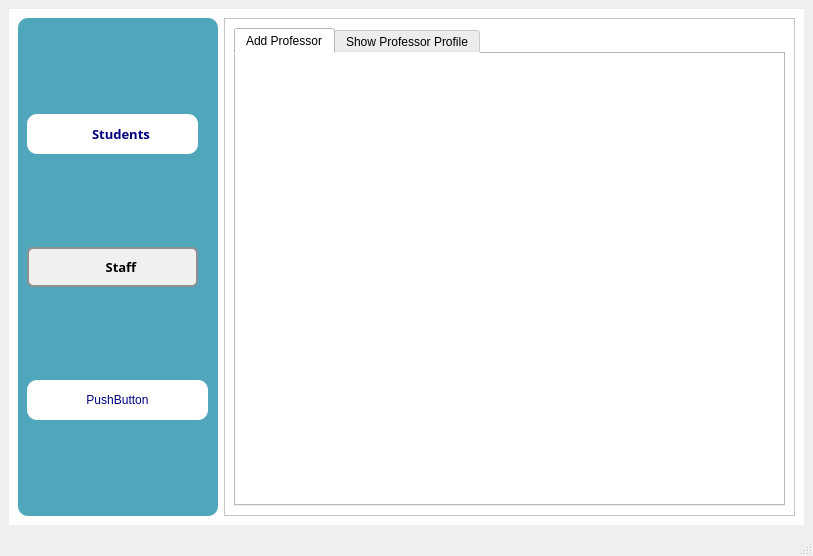
First picture: the form in dashboard.ui, repository MinaWagdy5/Student-Management-System, before the edit.
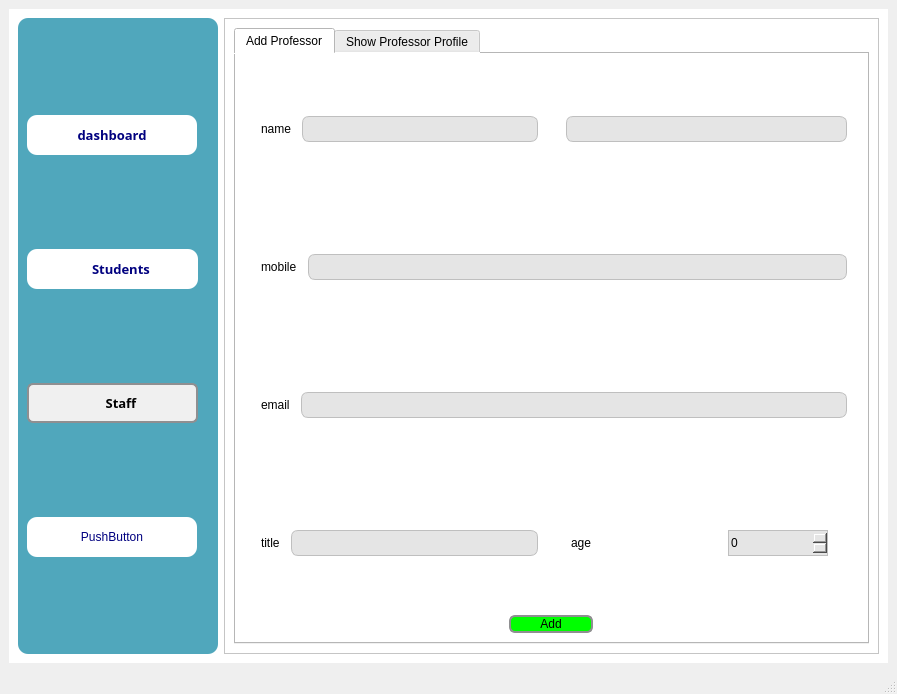
Second picture: the form after the edit. The open tabs and pages were chosen to show the change. Icons and pictures are not drawn.

Commit message: update dashboard infrastructure

The edit to the form file:
```diff
--- a/dashboard.ui
+++ b/dashboard.ui
@@ -6,8 +6,8 @@
    <rect>
     <x>0</x>
     <y>0</y>
-    <width>813</width>
-    <height>556</height>
+    <width>897</width>
+    <height>694</height>
    </rect>
   </property>
   <property name="windowTitle">
@@ -434,6 +434,100 @@
            <enum>QFrame::Raised</enum>
           </property>
           <layout class="QVBoxLayout" name="verticalLayout_5">
+           <item>
+            <widget class="QFrame" name="frame_40">
+             <property name="minimumSize">
+              <size>
+               <width>170</width>
+               <height>40</height>
+              </size>
+             </property>
+             <property name="maximumSize">
+              <size>
+               <width>170</width>
+               <height>40</height>
+              </size>
+             </property>
+             <property name="frameShape">
+              <enum>QFrame::StyledPanel</enum>
+             </property>
+             <property name="frameShadow">
+              <enum>QFrame::Raised</enum>
+             </property>
+             <widget class="QPushButton" name="studentsBtn_4">
+              <property name="geometry">
+               <rect>
+                <x>0</x>
+                <y>0</y>
+                <width>170</width>
+                <height>40</height>
+               </rect>
+              </property>
+              <property name="sizePolicy">
+               <sizepolicy hsizetype="Expanding" vsizetype="Expanding">
+                <horstretch>0</horstretch>
+                <verstretch>0</verstretch>
+               </sizepolicy>
+              </property>
+              <property name="minimumSize">
+               <size>
+                <width>170</width>
+                <height>40</height>
+               </size>
+              </property>
+              <property name="maximumSize">
+               <size>
+                <width>200</width>
+                <height>0</height>
+               </size>
+              </property>
+              <property name="font">
+               <font>
+                <family>Poppins</family>
+                <pointsize>10</pointsize>
+                <weight>75</weight>
+                <bold>true</bold>
+               </font>
+              </property>
+              <property name="cursor">
+               <cursorShape>PointingHandCursor</cursorShape>
+              </property>
+              <property name="styleSheet">
+               <string notr="true">QPushButton {
+	color: rgb(0, 0, 127);
+	border: none;
+	background-color: rgba(255,255,255);
+	border-radius: 10px
+
+}
+QPushButton:hover {
+	border: 1px solid #001f3f; /* Navy blue border on hover */
+    border-radius: 5px; /* Optional: Add border-radius for a rounded look */
+}
+QPushButton:pressed {	
+	background-color: rgba(0,0,0,0);
+}</string>
+              </property>
+              <property name="text">
+               <string>dashboard</string>
+              </property>
+              <property name="icon">
+               <iconset>
+                <normaloff>:/img/student-inactive.png</normaloff>
+                <normalon>:/img/admin.png</normalon>:/img/student-inactive.png</iconset>
+              </property>
+              <property name="iconSize">
+               <size>
+                <width>28</width>
+                <height>28</height>
+               </size>
+              </property>
+              <property name="checkable">
+               <bool>true</bool>
+              </property>
+             </widget>
+            </widget>
+           </item>
            <item>
             <widget class="QFrame" name="studentsFrame_2">
              <property name="sizePolicy">
@@ -672,7 +766,7 @@
                <rect>
                 <x>0</x>
                 <y>0</y>
-                <width>181</width>
+                <width>170</width>
                 <height>40</height>
                </rect>
               </property>
@@ -731,6 +825,252 @@
               <attribute name="title">
                <string>Add Professor</string>
               </attribute>
+              <layout class="QVBoxLayout" name="verticalLayout_17">
+               <item>
+                <layout class="QGridLayout" name="gridLayout_4">
+                 <item row="0" column="3">
+                  <widget class="QFrame" name="frame_25">
+                   <property name="styleSheet">
+                    <string notr="true"> border: 2px solid transparent; /* Set border color to transparent */</string>
+                   </property>
+                   <property name="frameShape">
+                    <enum>QFrame::StyledPanel</enum>
+                   </property>
+                   <property name="frameShadow">
+                    <enum>QFrame::Raised</enum>
+                   </property>
+                   <layout class="QVBoxLayout" name="verticalLayout_13">
+                    <item>
+                     <widget class="QLineEdit" name="lineEdit_14">
+                      <property name="minimumSize">
+                       <size>
+                        <width>0</width>
+                        <height>26</height>
+                       </size>
+                      </property>
+                      <property name="styleSheet">
+                       <string notr="true"> border: 1px solid rgb(191, 191, 191);; /* Set border color to transparent */
+
+background-color: rgb(229, 229, 229);
+ border-radius: 7px;</string>
+                      </property>
+                     </widget>
+                    </item>
+                   </layout>
+                  </widget>
+                 </item>
+                 <item row="1" column="2" colspan="2">
+                  <widget class="QFrame" name="frame_26">
+                   <property name="styleSheet">
+                    <string notr="true"> border: 2px solid transparent; /* Set border color to transparent */</string>
+                   </property>
+                   <property name="frameShape">
+                    <enum>QFrame::StyledPanel</enum>
+                   </property>
+                   <property name="frameShadow">
+                    <enum>QFrame::Raised</enum>
+                   </property>
+                   <layout class="QHBoxLayout" name="horizontalLayout_15">
+                    <item>
+                     <widget class="QLabel" name="label_20">
+                      <property name="text">
+                       <string>mobile</string>
+                      </property>
+                     </widget>
+                    </item>
+                    <item>
+                     <widget class="QLineEdit" name="lineEdit_15">
+                      <property name="minimumSize">
+                       <size>
+                        <width>0</width>
+                        <height>26</height>
+                       </size>
+                      </property>
+                      <property name="styleSheet">
+                       <string notr="true"> border: 1px solid rgb(191, 191, 191);; /* Set border color to transparent */
+
+background-color: rgb(229, 229, 229);
+ border-radius: 7px;</string>
+                      </property>
+                     </widget>
+                    </item>
+                   </layout>
+                  </widget>
+                 </item>
+                 <item row="3" column="2">
+                  <widget class="QFrame" name="frame_27">
+                   <property name="styleSheet">
+                    <string notr="true"> border: 2px solid transparent; /* Set border color to transparent */</string>
+                   </property>
+                   <property name="frameShape">
+                    <enum>QFrame::StyledPanel</enum>
+                   </property>
+                   <property name="frameShadow">
+                    <enum>QFrame::Raised</enum>
+                   </property>
+                   <layout class="QHBoxLayout" name="horizontalLayout_16">
+                    <item>
+                     <widget class="QLabel" name="label_21">
+                      <property name="text">
+                       <string>title</string>
+                      </property>
+                     </widget>
+                    </item>
+                    <item>
+                     <widget class="QLineEdit" name="lineEdit_16">
+                      <property name="minimumSize">
+                       <size>
+                        <width>0</width>
+                        <height>26</height>
+                       </size>
+                      </property>
+                      <property name="styleSheet">
+                       <string notr="true"> border: 1px solid rgb(191, 191, 191);; /* Set border color to transparent */
+
+background-color: rgb(229, 229, 229);
+ border-radius: 7px;</string>
+                      </property>
+                     </widget>
+                    </item>
+                   </layout>
+                  </widget>
+                 </item>
+                 <item row="3" column="3">
+                  <widget class="QFrame" name="frame_28">
+                   <property name="styleSheet">
+                    <string notr="true"> border: 2px solid transparent; /* Set border color to transparent */</string>
+                   </property>
+                   <property name="frameShape">
+                    <enum>QFrame::StyledPanel</enum>
+                   </property>
+                   <property name="frameShadow">
+                    <enum>QFrame::Raised</enum>
+                   </property>
+                   <layout class="QHBoxLayout" name="horizontalLayout_17">
+                    <item>
+                     <widget class="QLabel" name="label_22">
+                      <property name="text">
+                       <string>age</string>
+                      </property>
+                     </widget>
+                    </item>
+                    <item alignment="Qt::AlignHCenter">
+                     <widget class="QSpinBox" name="spinBox_6">
+                      <property name="minimumSize">
+                       <size>
+                        <width>100</width>
+                        <height>26</height>
+                       </size>
+                      </property>
+                      <property name="styleSheet">
+                       <string notr="true"> border: 1px solid rgb(191, 191, 191);; /* Set border color to transparent */
+
+background-color: rgb(229, 229, 229);</string>
+                      </property>
+                     </widget>
+                    </item>
+                   </layout>
+                  </widget>
+                 </item>
+                 <item row="2" column="2" colspan="2">
+                  <widget class="QFrame" name="frame_29">
+                   <property name="styleSheet">
+                    <string notr="true"> border: 2px solid transparent; /* Set border color to transparent */</string>
+                   </property>
+                   <property name="frameShape">
+                    <enum>QFrame::StyledPanel</enum>
+                   </property>
+                   <property name="frameShadow">
+                    <enum>QFrame::Raised</enum>
+                   </property>
+                   <layout class="QHBoxLayout" name="horizontalLayout_18">
+                    <item>
+                     <widget class="QLabel" name="label_23">
+                      <property name="text">
+                       <string>email</string>
+                      </property>
+                     </widget>
+                    </item>
+                    <item>
+                     <widget class="QLineEdit" name="lineEdit_17">
+                      <property name="minimumSize">
+                       <size>
+                        <width>0</width>
+                        <height>26</height>
+                       </size>
+                      </property>
+                      <property name="styleSheet">
+                       <string notr="true"> border: 1px solid rgb(191, 191, 191);; /* Set border color to transparent */
+
+background-color: rgb(229, 229, 229);
+ border-radius: 7px;</string>
+                      </property>
+                     </widget>
+                    </item>
+                   </layout>
+                  </widget>
+                 </item>
+                 <item row="0" column="2">
+                  <widget class="QFrame" name="frame_33">
+                   <property name="styleSheet">
+                    <string notr="true"> border: 2px solid transparent; /* Set border color to transparent */</string>
+                   </property>
+                   <property name="frameShape">
+                    <enum>QFrame::StyledPanel</enum>
+                   </property>
+                   <property name="frameShadow">
+                    <enum>QFrame::Raised</enum>
+                   </property>
+                   <layout class="QHBoxLayout" name="horizontalLayout">
+                    <item>
+                     <widget class="QLabel" name="label_24">
+                      <property name="text">
+                       <string>name</string>
+                      </property>
+                     </widget>
+                    </item>
+                    <item>
+                     <widget class="QLineEdit" name="lineEdit_18">
+                      <property name="minimumSize">
+                       <size>
+                        <width>0</width>
+                        <height>26</height>
+                       </size>
+                      </property>
+                      <property name="styleSheet">
+                       <string notr="true"> border: 1px solid rgb(191, 191, 191);; /* Set border color to transparent */
+
+background-color: rgb(229, 229, 229);
+ border-radius: 7px;</string>
+                      </property>
+                     </widget>
+                    </item>
+                   </layout>
+                  </widget>
+                 </item>
+                </layout>
+               </item>
+               <item alignment="Qt::AlignHCenter">
+                <widget class="QPushButton" name="pushButton_4">
+                 <property name="styleSheet">
+                  <string notr="true">QPushButton {
+    
+	background-color: rgb(0, 255, 0);
+    border: 2px solid #8f8f91;
+    border-radius: 6px;
+    min-width: 80px;
+}
+
+QPushButton:pressed {
+    background-color: #D0D0D0;
+}</string>
+                 </property>
+                 <property name="text">
+                  <string>Add</string>
+                 </property>
+                </widget>
+               </item>
+              </layout>
              </widget>
              <widget class="QWidget" name="tab_12">
               <attribute name="title">
```
Left out of the diff: 625 changed lines with no effect on the pictures.
